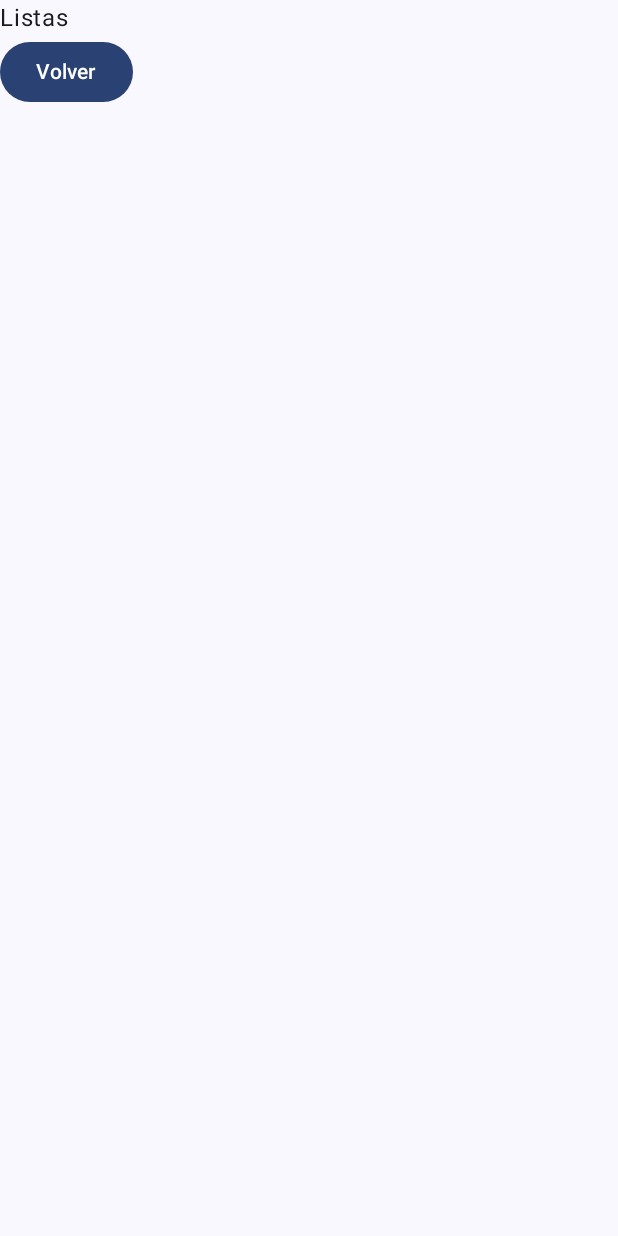
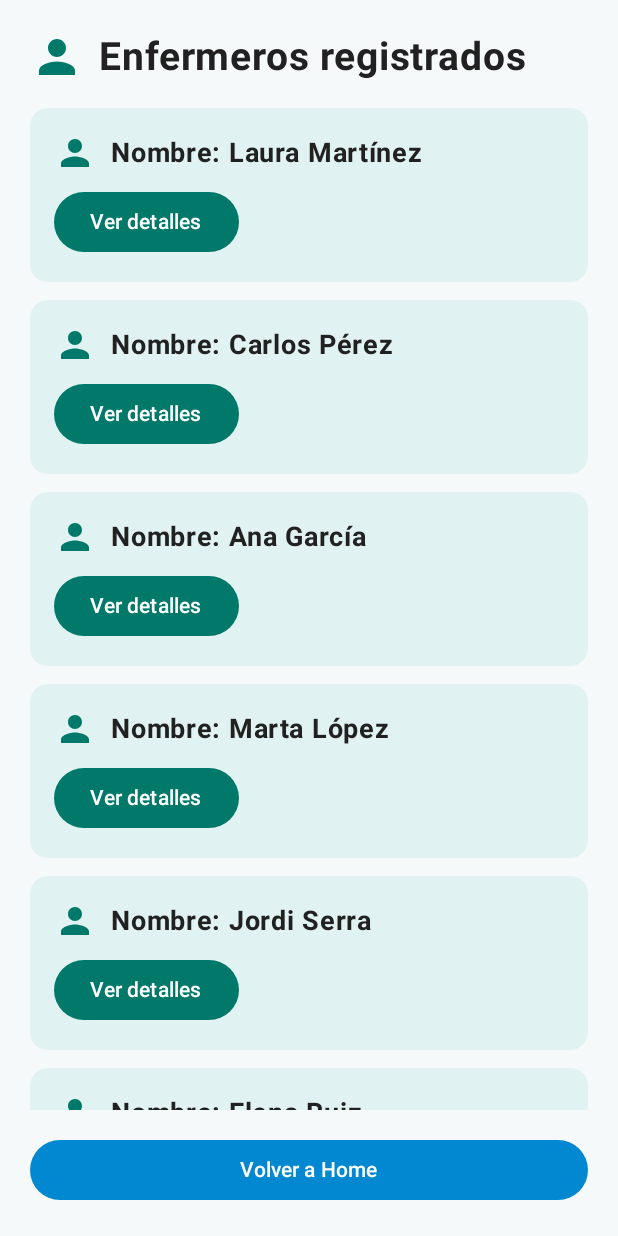
Before and after one commit to Pol-camo/Proyecto_Hospital-Forntend, an Android app built with Jetpack Compose: the screen it shows after launch (MainActivity), after a tap on "Listar enfermeros", on a phone screen of 412 x 824 dp. Run offline under Robolectric (Android 15) with nearby library versions, the phone set to English and light mode, and no system bars.

Commit message:
Manage list page

```diff
--- a/app/src/main/java/com/example/frontend_hospital/ui/NurseListScreen.kt
+++ b/app/src/main/java/com/example/frontend_hospital/ui/NurseListScreen.kt
@@ -1,15 +1,167 @@
-
 package com.example.frontend_hospital.ui
 
+import androidx.compose.foundation.background
+import androidx.compose.foundation.layout.Arrangement
 import androidx.compose.foundation.layout.Column
+import androidx.compose.foundation.layout.Row
+import androidx.compose.foundation.layout.Spacer
+import androidx.compose.foundation.layout.fillMaxSize
+import androidx.compose.foundation.layout.fillMaxWidth
+import androidx.compose.foundation.layout.height
+import androidx.compose.foundation.layout.padding
+import androidx.compose.foundation.layout.size
+import androidx.compose.foundation.layout.width
+import androidx.compose.foundation.lazy.LazyColumn
+import androidx.compose.foundation.lazy.items
 import androidx.compose.material3.Button
+import androidx.compose.material3.ButtonDefaults
+import androidx.compose.material3.Card
+import androidx.compose.material3.CardDefaults
+import androidx.compose.material3.Icon
 import androidx.compose.material3.Text
 import androidx.compose.runtime.Composable
+import androidx.compose.runtime.getValue
+import androidx.compose.runtime.mutableStateOf
+import androidx.compose.runtime.remember
+import androidx.compose.runtime.setValue
+import androidx.compose.ui.Alignment
+import androidx.compose.ui.Modifier
+import androidx.compose.ui.res.colorResource
+import androidx.compose.ui.res.painterResource
+import androidx.compose.ui.res.stringResource
+import androidx.compose.ui.text.font.FontWeight
+import androidx.compose.ui.tooling.preview.Preview
+import androidx.compose.ui.unit.dp
+import androidx.compose.ui.unit.sp
+import com.example.frontend_hospital.R
+
+private data class Nurse(val name: String, val email: String)
 
 @Composable
-fun NurseListScreen(onBack: () -> Unit) {
-    Column {
-        Text("Listas")
-        Button(onClick = onBack) { Text("Volver") }
+fun NurseListScreen(
+    onBack: () -> Unit,
+    modifier: Modifier = Modifier
+) {
+    val nurses = remember {
+        listOf(
+            Nurse("Laura Martínez", "laura.martinez@hospital.com"),
+            Nurse("Carlos Pérez", "carlos.perez@hospital.com"),
+            Nurse("Ana García", "ana.garcia@hospital.com"),
+            Nurse("Marta López", "marta.lopez@hospital.com"),
+            Nurse("Jordi Serra", "jordi.serra@hospital.com"),
+            Nurse("Elena Ruiz", "elena.ruiz@hospital.com")
+        )
+    }
+
+    Column(
+        modifier = modifier
+            .fillMaxSize()
+            .background(color = colorResource(id = R.color.background))
+            .padding(20.dp)
+    ) {
+        Row(
+            verticalAlignment = Alignment.CenterVertically
+        ) {
+            Icon(
+                painter = painterResource(id = R.drawable.ic_person),
+                contentDescription = stringResource(id = R.string.common_icon_description),
+                tint = colorResource(id = R.color.icon_tint),
+                modifier = Modifier.size(36.dp)
+            )
+            Spacer(modifier = Modifier.width(10.dp))
+            Text(
+                text = stringResource(id = R.string.list_title),
+                fontSize = 26.sp,
+                fontWeight = FontWeight.Bold,
+                color = colorResource(id = R.color.text_primary)
+            )
+        }
+
+        Spacer(modifier = Modifier.height(16.dp))
+
+        LazyColumn(
+            modifier = Modifier.weight(1f),
+            verticalArrangement = Arrangement.spacedBy(12.dp)
+        ) {
+            items(nurses) { nurse ->
+                NurseCard(nurse = nurse)
+            }
+        }
+
+        Spacer(modifier = Modifier.height(16.dp))
+
+        Button(
+            onClick = onBack,
+            colors = ButtonDefaults.buttonColors(
+                containerColor = colorResource(id = R.color.secondary),
+                contentColor = colorResource(id = R.color.text_on_primary)
+            ),
+            modifier = Modifier.fillMaxWidth()
+        ) {
+            Text(text = stringResource(id = R.string.common_back_home))
+        }
     }
 }
+
+@Composable
+private fun NurseCard(nurse: Nurse) {
+    var expanded by remember { mutableStateOf(false) }
+
+    Card(
+        colors = CardDefaults.cardColors(
+            containerColor = colorResource(id = R.color.card_background)
+        ),
+        modifier = Modifier.fillMaxWidth()
+    ) {
+        Column(modifier = Modifier.padding(16.dp)) {
+            Row(
+                verticalAlignment = Alignment.CenterVertically
+            ) {
+                Icon(
+                    painter = painterResource(id = R.drawable.ic_person),
+                    contentDescription = stringResource(id = R.string.common_icon_description),
+                    tint = colorResource(id = R.color.icon_tint),
+                    modifier = Modifier.size(28.dp)
+                )
+                Spacer(modifier = Modifier.width(10.dp))
+                Text(
+                    text = stringResource(id = R.string.list_nurse_name, nurse.name),
+                    fontSize = 18.sp,
+                    fontWeight = FontWeight.Bold,
+                    color = colorResource(id = R.color.text_primary)
+                )
+            }
+
+            if (expanded) {
+                Spacer(modifier = Modifier.height(8.dp))
+                Text(
+                    text = stringResource(id = R.string.list_nurse_email, nurse.email),
+                    fontSize = 16.sp,
+                    color = colorResource(id = R.color.text_secondary)
+                )
+            }
+
+            Spacer(modifier = Modifier.height(8.dp))
+
+            Button(
+                onClick = { expanded = !expanded },
+                colors = ButtonDefaults.buttonColors(
+                    containerColor = colorResource(id = R.color.primary),
+                    contentColor = colorResource(id = R.color.text_on_primary)
+                )
+            ) {
+                Text(
+                    text = stringResource(
+                        id = if (expanded) R.string.list_btn_collapse else R.string.list_btn_expand
+                    )
+                )
+            }
+        }
+    }
+}
+
+@Preview(showBackground = true, name = "Nurse List Preview")
+@Composable
+fun NurseListScreenPreview() {
+    NurseListScreen(onBack = {})
+}
```
